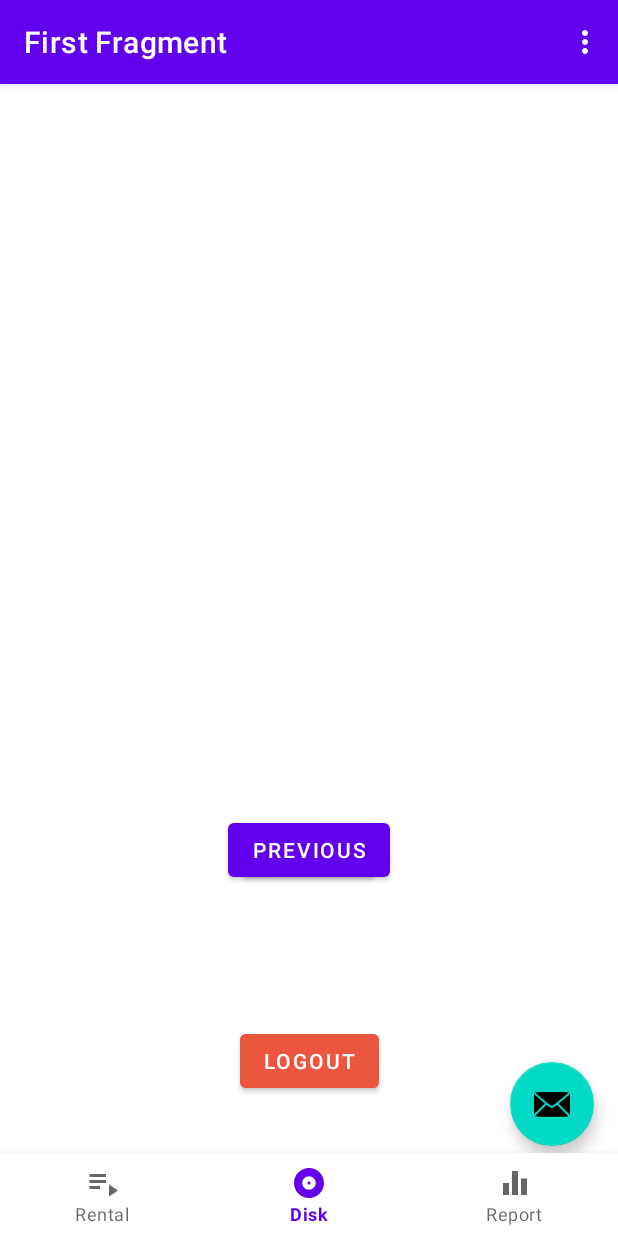
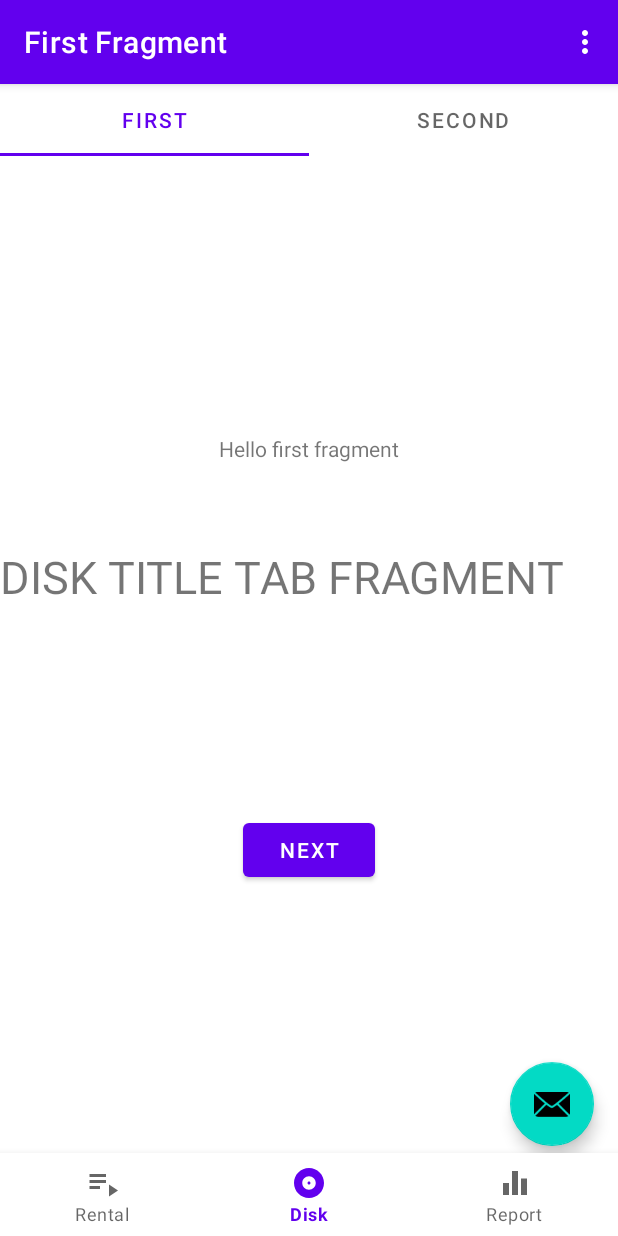
Before and after one commit to Doan-Pham/CeeDee, an Android app: the screen it shows after launch once a user with an empty profile is signed in (MainActivity), item 2 of the bottom bar chosen, on a phone screen of 412 x 824 dp. Run offline under Robolectric (Android 15) with nearby library versions, the phone set to English and light mode, and no system bars; our stand-ins replace Firebase (no records; nobody signed in at launch, a user with empty details on screens opened directly), navigation-ui.

Commit message:
set up tabLayout & viewPager2

```diff
--- a/app/src/main/java/com/haidoan/android/ceedee/FirstFragment.kt
+++ b/app/src/main/java/com/haidoan/android/ceedee/FirstFragment.kt
@@ -20,7 +20,6 @@ class FirstFragment : Fragment() {
 
     private var _binding: FragmentFirstBinding? = null
 
-    private lateinit var authViewModel: AuthenticationViewModel
     // This property is only valid between onCreateView and
     // onDestroyView.
     private val binding get() = _binding!!
@@ -41,14 +40,6 @@ class FirstFragment : Fragment() {
         binding.buttonFirst.setOnClickListener {
             findNavController().navigate(R.id.action_FirstFragment_to_SecondFragment)
         }
-
-
-        authViewModel = ViewModelProvider(this)[AuthenticationViewModel::class.java]
-        binding.buttonLogout.setOnClickListener{
-            authViewModel.signOut()
-            val i = Intent(requireActivity(), LoginActivity::class.java)
-            startActivity(i)
-        }
     }
 
     override fun onDestroyView() {
@@ -56,17 +47,4 @@ class FirstFragment : Fragment() {
         _binding = null
     }
 
-
-    //- ------------------ TODO: test -----------------------------------------
-    override fun onStart() {
-        super.onStart()
-
-        val currentUser = FirebaseAuth.getInstance().currentUser
-        updateUI(currentUser)
-    }
-
-    private fun updateUI(user: FirebaseUser?) {
-        val email = user?.email.toString()
-        binding.textviewFirst.text = email
-    }
 }
--- a/app/src/main/java/com/haidoan/android/ceedee/SecondFragment.kt
+++ b/app/src/main/java/com/haidoan/android/ceedee/SecondFragment.kt
@@ -6,7 +6,9 @@ import android.view.LayoutInflater
 import android.view.View
 import android.view.ViewGroup
 import androidx.navigation.fragment.findNavController
+import com.google.android.material.tabs.TabLayoutMediator
 import com.haidoan.android.ceedee.databinding.FragmentSecondBinding
+import com.haidoan.android.ceedee.ui.disk_screen.DiskViewPagerAdapter
 
 /**
  * A simple [Fragment] subclass as the second destination in the navigation.
@@ -32,9 +34,27 @@ class SecondFragment : Fragment() {
     override fun onViewCreated(view: View, savedInstanceState: Bundle?) {
         super.onViewCreated(view, savedInstanceState)
 
-        binding.buttonSecond.setOnClickListener {
+  /*      binding.buttonSecond.setOnClickListener {
             findNavController().navigate(R.id.action_SecondFragment_to_FirstFragment)
-        }
+        }*/
+
+        val tabLayout=binding.tabLayout
+        val viewPager2=binding.viewPager2
+
+        val adapter=DiskViewPagerAdapter(parentFragmentManager,lifecycle)
+
+        viewPager2.adapter=adapter
+
+        TabLayoutMediator(tabLayout,viewPager2){tab,position->
+            when(position){
+                0->{
+                    tab.text="First"
+                }
+                1->{
+                    tab.text="Second"
+                }
+            }
+        }.attach()
     }
 
     override fun onDestroyView() {
--- /dev/null
+++ b/app/src/main/java/com/haidoan/android/ceedee/ui/disk_screen/DiskRepository.kt
@@ -0,0 +1,4 @@
+package com.haidoan.android.ceedee.ui.disk_screen
+
+class DiskRepository {
+}
--- /dev/null
+++ b/app/src/main/java/com/haidoan/android/ceedee/ui/disk_screen/DiskTitlesFragment.kt
@@ -0,0 +1,44 @@
+package com.haidoan.android.ceedee.ui.disk_screen
+
+import android.os.Bundle
+import androidx.fragment.app.Fragment
+import android.view.LayoutInflater
+import android.view.View
+import android.view.ViewGroup
+import com.haidoan.android.ceedee.databinding.FragmentDiskTitlesBinding
+
+
+class DiskTitlesFragment : Fragment() {
+
+    private var _binding: FragmentDiskTitlesBinding? = null
+
+    // This property is only valid between onCreateView and
+    // onDestroyView.
+    private val binding get() = _binding!!
+
+    override fun onCreate(savedInstanceState: Bundle?) {
+        super.onCreate(savedInstanceState)
+
+    }
+
+    override fun onCreateView(
+        inflater: LayoutInflater, container: ViewGroup?,
+        savedInstanceState: Bundle?
+    ): View? {
+        // Inflate the layout for this fragment
+        _binding = FragmentDiskTitlesBinding.inflate(inflater, container, false)
+        return binding.root
+    }
+
+    override fun onViewCreated(view: View, savedInstanceState: Bundle?) {
+        super.onViewCreated(view, savedInstanceState)
+
+        binding.tvDiskTitle.text = "DISK TITLE TAB FRAGMENT"
+    }
+
+
+    override fun onDestroyView() {
+        super.onDestroyView()
+        _binding = null
+    }
+}
--- /dev/null
+++ b/app/src/main/java/com/haidoan/android/ceedee/ui/disk_screen/DiskViewModel.kt
@@ -0,0 +1,4 @@
+package com.haidoan.android.ceedee.ui.disk_screen
+
+class DiskViewModel {
+}
--- /dev/null
+++ b/app/src/main/java/com/haidoan/android/ceedee/ui/disk_screen/DiskViewPagerAdapter.kt
@@ -0,0 +1,26 @@
+package com.haidoan.android.ceedee.ui.disk_screen
+
+import androidx.fragment.app.Fragment
+import androidx.fragment.app.FragmentManager
+import androidx.lifecycle.Lifecycle
+import androidx.viewpager2.adapter.FragmentStateAdapter
+
+class DiskViewPagerAdapter (fragmentManager: FragmentManager,lifecycle: Lifecycle): FragmentStateAdapter(fragmentManager, lifecycle) {
+    override fun getItemCount(): Int {
+        return 2
+    }
+
+    override fun createFragment(position: Int): Fragment {
+        return when(position){
+            0->{
+                DiskTitlesFragment()
+            }
+            1->{
+                DisksFragment()
+            }
+            else->{
+                Fragment()
+            }
+        }
+    }
+}
--- /dev/null
+++ b/app/src/main/res/layout/fragment_disk_titles.xml
@@ -0,0 +1,18 @@
+<?xml version="1.0" encoding="utf-8"?>
+<LinearLayout xmlns:android="http://schemas.android.com/apk/res/android"
+    xmlns:tools="http://schemas.android.com/tools"
+    android:layout_width="match_parent"
+    android:layout_height="match_parent"
+    tools:context=".ui.disk_screen.DiskTitlesFragment"
+    android:gravity="center"
+    android:orientation="vertical">
+
+
+    <TextView
+        android:id="@+id/tv_disk_title"
+        android:layout_width="match_parent"
+        android:layout_height="200dp"
+        android:text="@string/hello_blank_fragment"
+        android:textSize="30sp"/>
+
+</LinearLayout>
--- a/app/src/main/res/layout/fragment_first.xml
+++ b/app/src/main/res/layout/fragment_first.xml
@@ -26,15 +26,4 @@
         app:layout_constraintStart_toStartOf="parent"
         app:layout_constraintTop_toBottomOf="@id/textview_first" />
 
-    <!--TODO: test logout-->
-    <Button
-        android:id="@+id/button_logout"
-        android:layout_width="wrap_content"
-        android:layout_height="wrap_content"
-        android:text="Logout"
-        android:backgroundTint="@color/primary"
-        app:layout_constraintBottom_toBottomOf="parent"
-        app:layout_constraintEnd_toEndOf="parent"
-        app:layout_constraintStart_toStartOf="parent"
-        app:layout_constraintTop_toBottomOf="@id/button_first" />
 </androidx.constraintlayout.widget.ConstraintLayout>
--- a/app/src/main/res/layout/fragment_second.xml
+++ b/app/src/main/res/layout/fragment_second.xml
@@ -1,27 +1,21 @@
 <?xml version="1.0" encoding="utf-8"?>
-<androidx.constraintlayout.widget.ConstraintLayout xmlns:android="http://schemas.android.com/apk/res/android"
+<LinearLayout xmlns:android="http://schemas.android.com/apk/res/android"
     xmlns:app="http://schemas.android.com/apk/res-auto"
     xmlns:tools="http://schemas.android.com/tools"
     android:layout_width="match_parent"
     android:layout_height="match_parent"
-    tools:context=".SecondFragment">
+    tools:context=".SecondFragment"
+    android:orientation="vertical"
+    android:gravity="center"
+    >
 
-    <TextView
-        android:id="@+id/textview_second"
-        android:layout_width="wrap_content"
-        android:layout_height="wrap_content"
-        app:layout_constraintBottom_toTopOf="@id/button_second"
-        app:layout_constraintEnd_toEndOf="parent"
-        app:layout_constraintStart_toStartOf="parent"
-        app:layout_constraintTop_toTopOf="parent" />
+    <com.google.android.material.tabs.TabLayout
+        android:id="@+id/tab_layout"
+        android:layout_width="match_parent"
+        android:layout_height="wrap_content" />
 
-    <Button
-        android:id="@+id/button_second"
-        android:layout_width="wrap_content"
-        android:layout_height="wrap_content"
-        android:text="@string/previous"
-        app:layout_constraintBottom_toBottomOf="parent"
-        app:layout_constraintEnd_toEndOf="parent"
-        app:layout_constraintStart_toStartOf="parent"
-        app:layout_constraintTop_toBottomOf="@id/textview_second" />
-</androidx.constraintlayout.widget.ConstraintLayout>
+    <androidx.viewpager2.widget.ViewPager2
+        android:id="@+id/view_pager_2"
+        android:layout_width="match_parent"
+        android:layout_height="match_parent" />
+</LinearLayout>
```
Also changed, not shown: app/src/main/java/com/haidoan/android/ceedee/ui/disk_screen/DisksFragment.kt (added, +41 -0 lines), app/src/main/res/layout/fragment_disks.xml (added, +18 -0 lines).
